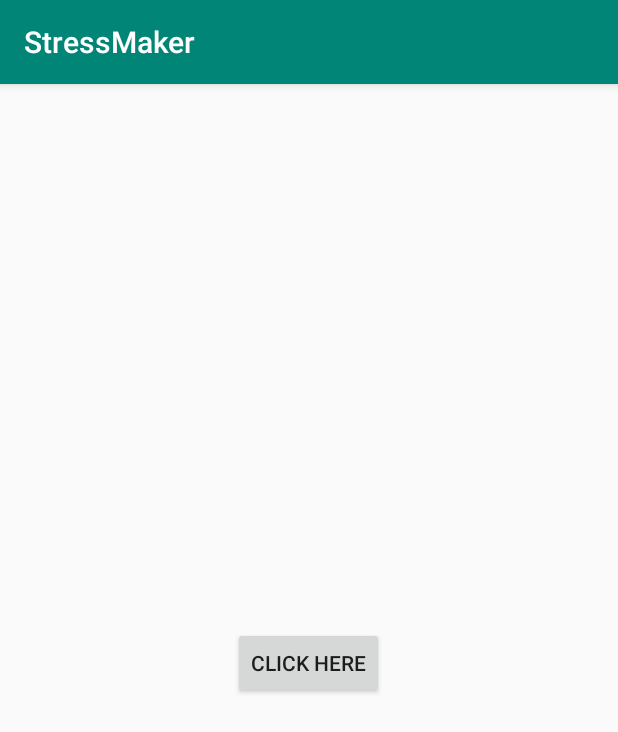
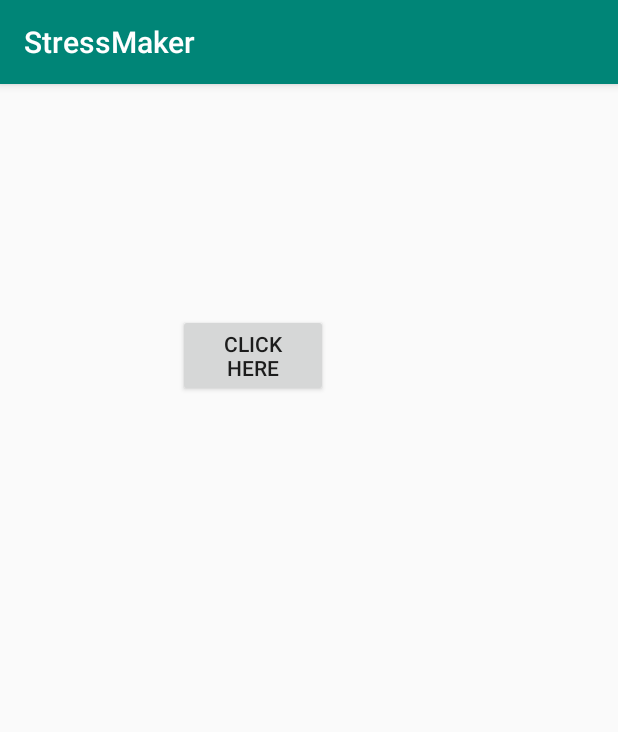
Before and after one commit to RychlikJan/MKZ-StressMaker, an Android app: the screen it shows after launch (JumpButton), after a tap on "JUMPING BUTTON", on a phone screen of 412 x 824 dp. Shown: the top 732 px of the screen. Run offline under Robolectric (Android 15) with nearby library versions, the phone set to English and light mode, and no system bars.

Commit message:
text view uptade

```diff
--- a/app/src/main/java/com/example/stressmaker/JumpButton.java
+++ b/app/src/main/java/com/example/stressmaker/JumpButton.java
@@ -24,7 +24,7 @@ public class JumpButton extends AppCompatActivity {
         sr = StressLevel.getInstance();
         btnJmp = findViewById(R.id.btnJmp);
         countClick = 0;
-        timerSpeed = 1000;
+        timerSpeed = 300;
         timer();
 
     }
@@ -39,9 +39,10 @@ public class JumpButton extends AppCompatActivity {
                 else {
 
                     //TODO Remove showToast
-                    sr.increaseLvl(1);
+                    //sr.increaseLvl(1);
                     jmpButton();
                     timer();
+
 
                 }
             }
@@ -50,6 +51,7 @@ public class JumpButton extends AppCompatActivity {
     }
 
     protected void jmpButton(){
+        Button btnJmp = (Button)findViewById(R.id.btnJmp);
         btnJmp.setVisibility(View.VISIBLE);
         AbsoluteLayout.LayoutParams absParams =
                 (AbsoluteLayout.LayoutParams)btnJmp.getLayoutParams();
@@ -73,13 +75,14 @@ public class JumpButton extends AppCompatActivity {
 
     }
 
-    public  void btnJumpClick(){
+    public  void btnJumpClick(View v){
         countClick++;
         if(countClick == 3){
             finish();
         }
         else{
             timerSpeed = (int)timerSpeed/2;
+            sr.increaseLvl(7);
         }
 
     }
--- a/app/src/main/java/com/example/stressmaker/MainActivity.java
+++ b/app/src/main/java/com/example/stressmaker/MainActivity.java
@@ -12,46 +12,63 @@ import android.os.Bundle;
 import android.text.InputType;
 import android.view.View;
 import android.widget.EditText;
+import android.widget.TextView;
 
 public class MainActivity extends AppCompatActivity {
     StressLevel sr;
+    TextView tv;
     @Override
     protected void onCreate(Bundle savedInstanceState) {
         super.onCreate(savedInstanceState);
          sr = StressLevel.getInstance();
+         //tv = findViewById(R.id.stresView);
          sr.setLvl(0);
          if(sr.getLvl() == 0 ){
              showStartDialog();
          }
          setContentView(R.layout.activity_main);
+         stressViewSetText();
+
+    }
+    @Override
+    protected void onResume() {
+        super.onResume();
+        {
+            stressViewSetText();
+        }
     }
 
 
-
-    public void fastClick(View v){
-        Intent i = new Intent(this,FastClickActivity.class);
+        public void fastClick (View v){
+            Intent i = new Intent(this, FastClickActivity.class);
             startActivity(i);
         }
 
-    public void rejectClick(View v){
-        Intent i = new Intent(this,RejectActivity.class);
+        public void rejectClick (View v){
+            Intent i = new Intent(this, RejectActivity.class);
             startActivity(i);
         }
 
-    public void alarmClick(View v){
-        Intent i = new Intent(this,Alarm2.class);
+        public void alarmClick (View v){
+            Intent i = new Intent(this, Alarm2.class);
             startActivity(i);
         }
-    public void soundTestClick(View v){
-        Intent i = new Intent(this,SoundTest.class);
+        public void soundTestClick (View v){
+            Intent i = new Intent(this, SoundTest.class);
             startActivity(i);
         }
-    public void jumpButtonClick(View v){
+        public void jumpButtonClick (View v){
             Intent i = new Intent(this, JumpButton.class);
             startActivity(i);
         }
+        public void stressViewSetText () {
 
-    public void showStartDialog(){
+            TextView myAwesomeTextView = (TextView) findViewById(R.id.myAwesomeTextView);
+
+
+            myAwesomeTextView.setText("StressScore:" + sr.getLvl() + "%");
+        }
+        public void showStartDialog () {
             final String[] m_Text = new String[1];
             AlertDialog.Builder builder = new AlertDialog.Builder(this);
             builder.setTitle("Set your actual stress level");
@@ -62,20 +79,17 @@ public class MainActivity extends AppCompatActivity {
             builder.setPositiveButton("SET", new DialogInterface.OnClickListener() {
                 @Override
                 public void onClick(DialogInterface dialog, int which) {
-                if(input.getText() == null){
-                    input.setText("0");
+                    if (input.getText() == null) {
+                        return;
                     }
                     m_Text[0] = input.getText().toString();
                     int result = Integer.parseInt(m_Text[0]);
-                result +=1;
-                sr.setLvl(result%100);
+                    result += 1;
+                    sr.setLvl(result % 100);
+                    stressViewSetText();
 
                 }
             });
             builder.show();
-
-      /*  int result = Integer.parseInt(m_Text[0]);
-        result +=1;
-        sr.setLvl(result%100);*/
         }
     }
--- a/app/src/main/res/layout/activity_fast_click.xml
+++ b/app/src/main/res/layout/activity_fast_click.xml
@@ -14,7 +14,7 @@
         android:layout_marginTop="344dp"
         android:layout_marginEnd="184dp"
         android:layout_marginBottom="344dp"
-        android:text="@string/resource"
+        android:text=""
         android:textAlignment="center"
         android:textSize="36sp"
         android:textStyle="bold"
--- a/app/src/main/res/layout/activity_jump_button.xml
+++ b/app/src/main/res/layout/activity_jump_button.xml
@@ -1,5 +1,5 @@
 <?xml version="1.0" encoding="utf-8"?>
-<android.support.constraint.ConstraintLayout xmlns:android="http://schemas.android.com/apk/res/android"
+<AbsoluteLayout xmlns:android="http://schemas.android.com/apk/res/android"
     xmlns:app="http://schemas.android.com/apk/res-auto"
     xmlns:tools="http://schemas.android.com/tools"
     android:layout_width="match_parent"
@@ -8,18 +8,12 @@
 
     <Button
         android:id="@+id/btnJmp"
-        android:layout_width="wrap_content"
+        android:layout_width="100dp"
         android:layout_height="wrap_content"
-        android:layout_marginStart="161dp"
-        android:layout_marginTop="341dp"
-        android:layout_marginEnd="162dp"
-        android:layout_marginBottom="342dp"
+        android:layout_x="0dp"
+        android:layout_y="0dp"
         android:onClick="btnJumpClick"
         android:text="Click
 Here"
-        app:layout_constraintBottom_toBottomOf="parent"
-        app:layout_constraintEnd_toEndOf="parent"
-        app:layout_constraintStart_toStartOf="parent"
-        app:layout_constraintTop_toTopOf="parent"
-        app:layout_constraintVertical_bias="0.56" />
-</android.support.constraint.ConstraintLayout>
+         />
+</AbsoluteLayout>
```
Also changed, not shown: app/src/main/res/layout/activity_main.xml (+12 -0 lines). Lines whose indentation alone changed are shown as unchanged.
